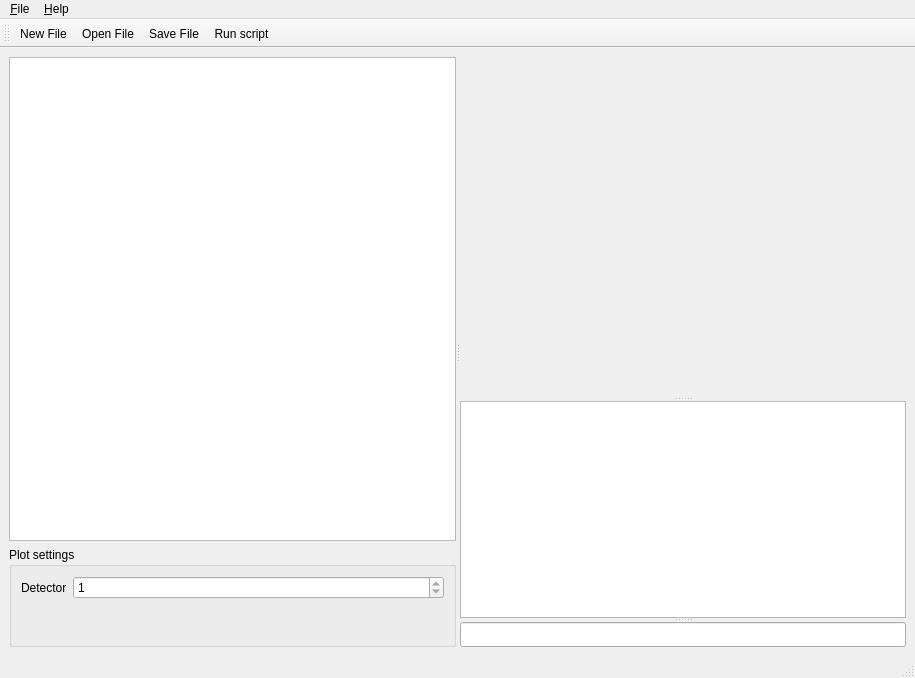
First picture: the form in qjabs/mainwindow.ui, repository JYU-IBA/jabs, before the edit.
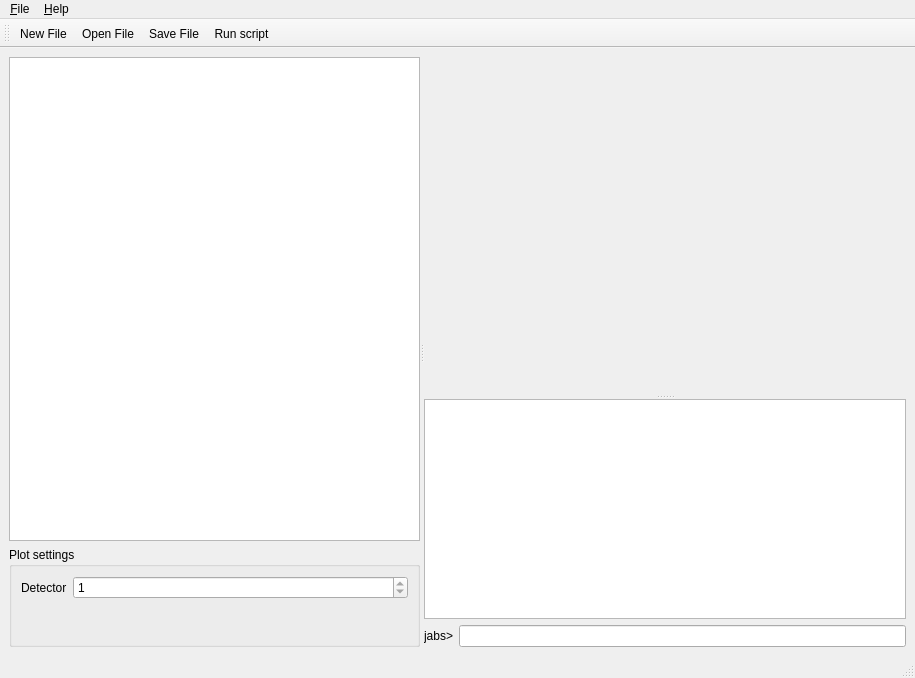
Second picture: the form after the edit. Icons and pictures are not drawn. Custom widgets are drawn as their Qt base class.

What changed in the file:
```diff
--- a/qjabs/mainwindow.ui
+++ b/qjabs/mainwindow.ui
@@ -14,8 +14,8 @@
    <string>QJaBS</string>
   </property>
   <widget class="QWidget" name="centralwidget">
-   <layout class="QHBoxLayout" name="horizontalLayout">
-    <item>
+   <layout class="QGridLayout" name="gridLayout">
+    <item row="0" column="0">
      <widget class="QSplitter" name="splitter_2">
       <property name="orientation">
        <enum>Qt::Horizontal</enum>
@@ -83,6 +83,9 @@
          </size>
         </property>
        </widget>
+       <widget class="QWidget" name="">
+        <layout class="QVBoxLayout" name="verticalLayout_2">
+         <item>
        <widget class="QTextEdit" name="msgTextEdit">
         <property name="sizePolicy">
          <sizepolicy hsizetype="Expanding" vsizetype="Expanding">
@@ -106,7 +109,23 @@
          <bool>true</bool>
         </property>
        </widget>
+         </item>
+         <item>
+          <layout class="QHBoxLayout" name="horizontalLayout">
+           <item>
+            <widget class="QLabel" name="label_2">
+             <property name="text">
+              <string>jabs&gt;</string>
+             </property>
+            </widget>
+           </item>
+           <item>
        <widget class="QLineEdit" name="commandLineEdit"/>
+           </item>
+          </layout>
+         </item>
+        </layout>
+       </widget>
       </widget>
      </widget>
     </item>
```
Lines whose indentation alone changed are shown as unchanged.
